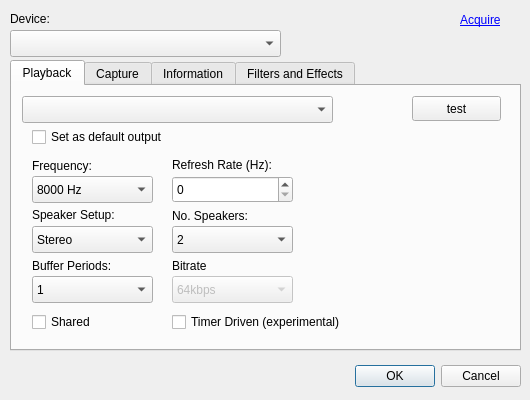
This is aaxconfig/aaxconfig.ui in adalinbv/aax-support as Qt 5 draws it before an edit. The edited form follows.
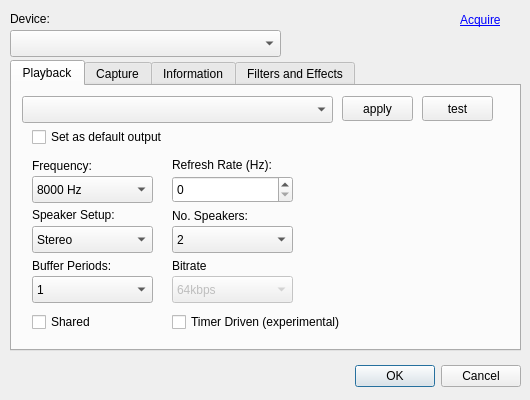
This is the edited form.

Commit message: Add an apply button which will save the configurtion but will not stop the program.

Diff of the .ui file:
```diff
--- a/aaxconfig/aaxconfig.ui
+++ b/aaxconfig/aaxconfig.ui
@@ -455,9 +455,9 @@
     <widget class="QPushButton" name="testPlay">
      <property name="geometry">
       <rect>
-       <x>400</x>
+       <x>410</x>
        <y>10</y>
-       <width>89</width>
+       <width>71</width>
        <height>25</height>
       </rect>
      </property>
@@ -465,6 +465,19 @@
       <string>test</string>
      </property>
     </widget>
+    <widget class="QPushButton" name="applySettings">
+     <property name="geometry">
+      <rect>
+       <x>330</x>
+       <y>10</y>
+       <width>71</width>
+       <height>25</height>
+      </rect>
+     </property>
+     <property name="text">
+      <string>apply</string>
+     </property>
+    </widget>
    </widget>
    <widget class="QWidget" name="tab_3">
     <attribute name="title">
```
Left out of the diff: 9 changed lines with no effect on the pictures. The commit also changes 2 other files.
